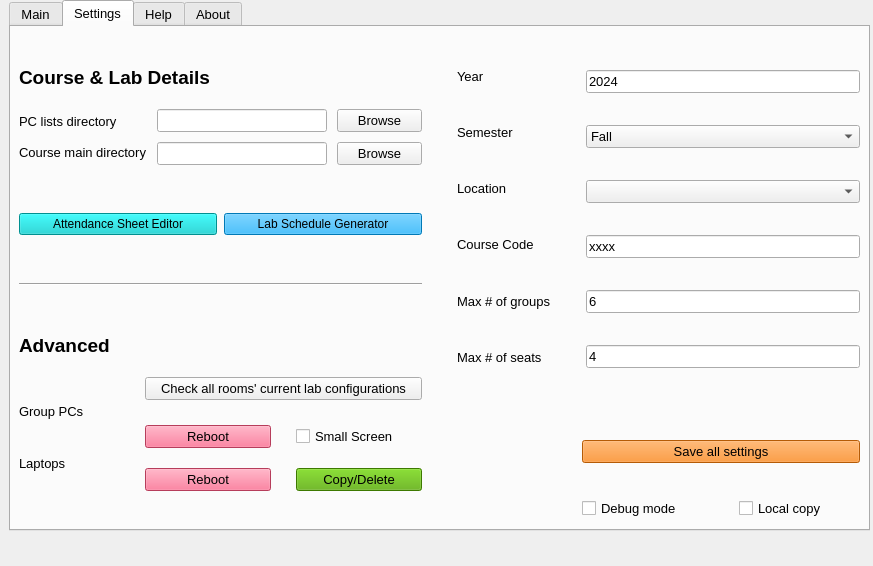
First picture: the form in assets/YorkULabSeating_new.ui, repository tdgskinner/yorku-phys-lab-seating, before the edit.
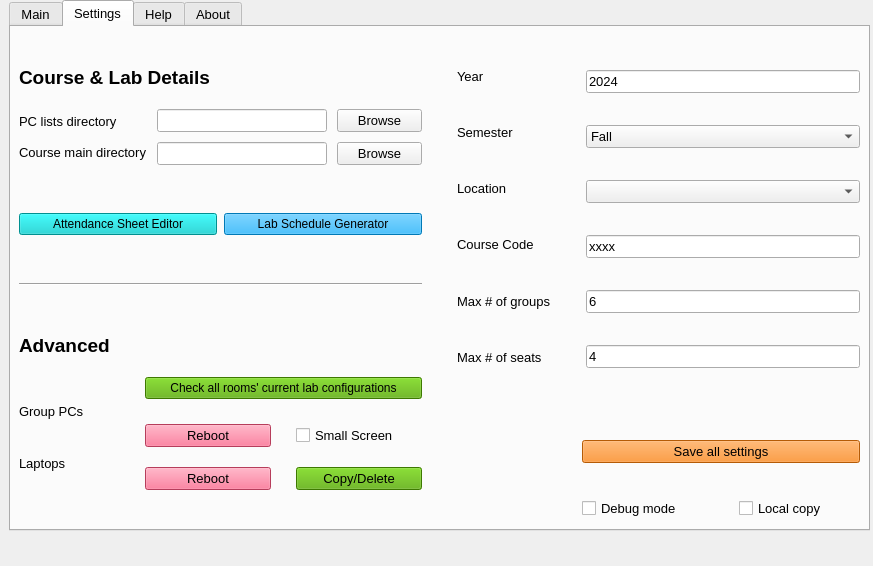
Second picture: the form after the edit.

Diff of the .ui file:
```diff
--- a/assets/YorkULabSeating_new.ui
+++ b/assets/YorkULabSeating_new.ui
@@ -922,6 +922,9 @@
                  <property name="text">
                   <string>Check all rooms' current lab configurations</string>
                  </property>
+				 <property name="styleSheet">
+                    <string notr="true">background-color: rgb(85, 170, 0);</string>
+                 </property>
                 </widget>
                </item>
                <item>
```
Left out of the diff: 2 changed lines with no effect on the pictures.
